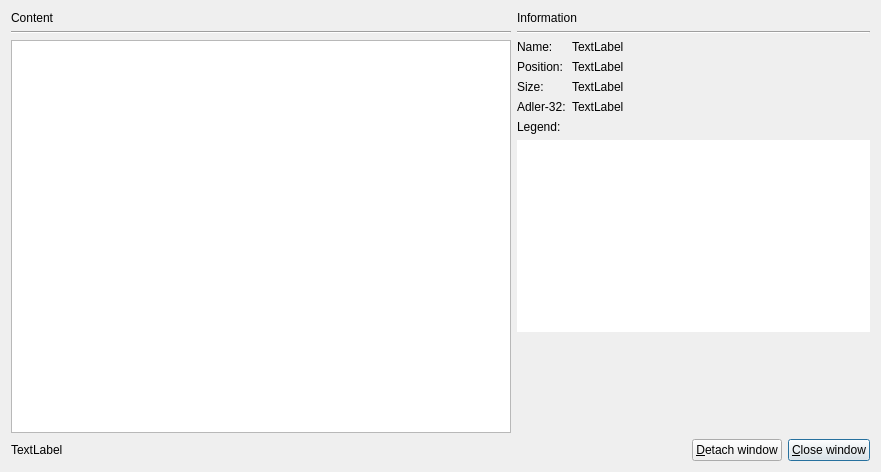
jpsdr/MKVToolnix-Windows-7, file src/mkvtoolnix-gui/forms/info/element_viewer_dialog.ui: the form before one commit.
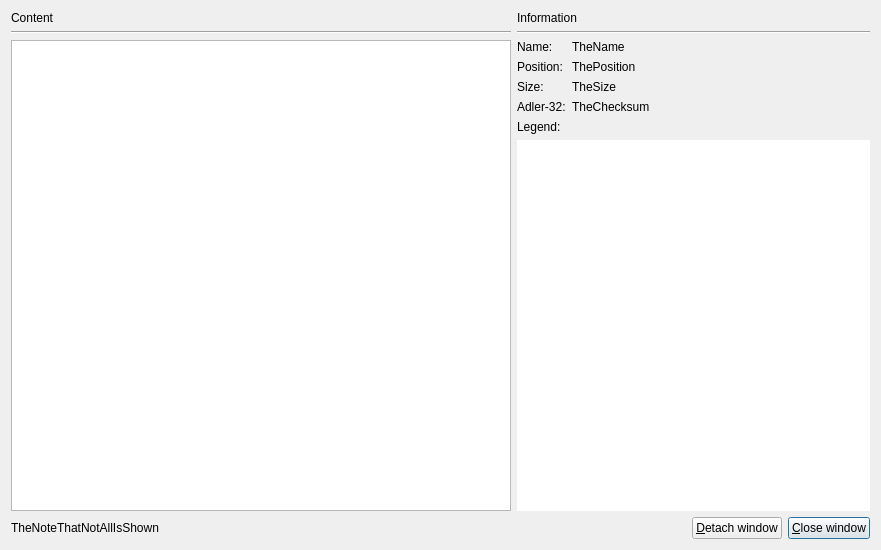
The form after the commit.

Commit message: GUI: info: hex dump: in-depth highlighting for `Block` & `SimpleBlock`

```diff
--- a/src/mkvtoolnix-gui/forms/info/element_viewer_dialog.ui
+++ b/src/mkvtoolnix-gui/forms/info/element_viewer_dialog.ui
@@ -7,9 +7,15 @@
     <x>0</x>
     <y>0</y>
     <width>881</width>
-    <height>472</height>
+    <height>550</height>
    </rect>
   </property>
+  <property name="minimumSize">
+   <size>
+    <width>0</width>
+    <height>550</height>
+   </size>
+  </property>
   <property name="windowTitle">
    <string notr="true">Element viewer</string>
   </property>
@@ -65,7 +71,7 @@
       </widget>
      </item>
      <item row="2" column="1">
-      <layout class="QVBoxLayout" name="verticalLayout">
+      <layout class="QVBoxLayout" name="verticalLayout" stretch="0,0,1,0">
        <item>
         <layout class="QGridLayout" name="gridLayout" columnstretch="0,1">
          <item row="0" column="0">
@@ -78,7 +84,7 @@
          <item row="0" column="1">
           <widget class="QLabel" name="name">
            <property name="text">
-            <string notr="true">TextLabel</string>
+            <string notr="true">TheName</string>
            </property>
           </widget>
          </item>
@@ -99,14 +105,14 @@
          <item row="1" column="1">
           <widget class="QLabel" name="position">
            <property name="text">
-            <string notr="true">TextLabel</string>
+            <string notr="true">ThePosition</string>
            </property>
           </widget>
          </item>
          <item row="2" column="1">
           <widget class="QLabel" name="size">
            <property name="text">
-            <string notr="true">TextLabel</string>
+            <string notr="true">TheSize</string>
            </property>
           </widget>
          </item>
@@ -120,7 +126,7 @@
          <item row="3" column="1">
           <widget class="QLabel" name="adler32">
            <property name="text">
-            <string notr="true">TextLabel</string>
+            <string notr="true">TheChecksum</string>
            </property>
           </widget>
          </item>
@@ -157,7 +163,7 @@
          <property name="sizeHint" stdset="0">
           <size>
            <width>20</width>
-           <height>40</height>
+           <height>0</height>
           </size>
          </property>
         </spacer>
@@ -171,7 +177,7 @@
      <item>
       <widget class="QLabel" name="limitedBytesShownLabel">
        <property name="text">
-        <string notr="true">TextLabel</string>
+        <string notr="true">TheNoteThatNotAllIsShown</string>
        </property>
       </widget>
      </item>
```
The commit also changes 3 other files.
